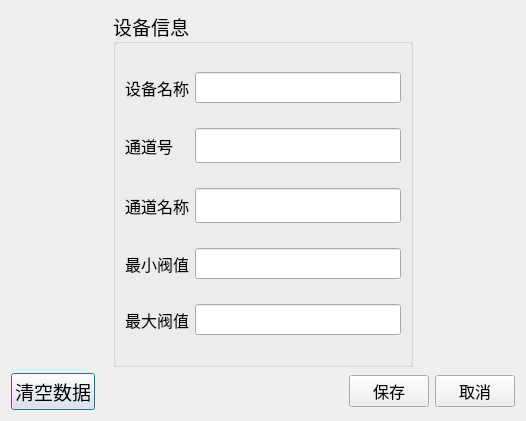
Before: the Qt Designer form dialogchanconfig.ui in byteman/bullet, drawn with Qt 5.
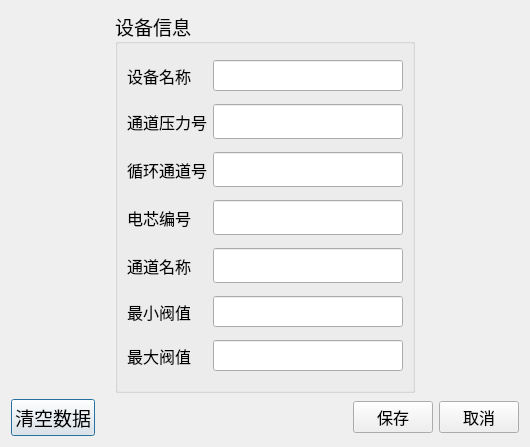
After: the same form once the commit is applied.

Patch:
```diff
--- a/dialogchanconfig.ui
+++ b/dialogchanconfig.ui
@@ -6,8 +6,8 @@
    <rect>
     <x>0</x>
     <y>0</y>
-    <width>526</width>
-    <height>421</height>
+    <width>530</width>
+    <height>447</height>
    </rect>
   </property>
   <property name="font">
@@ -53,7 +53,20 @@
         <string>设备信息</string>
        </property>
        <layout class="QGridLayout" name="gridLayout">
-        <item row="7" column="0">
+        <item row="6" column="0">
+         <widget class="QLabel" name="label_4">
+          <property name="font">
+           <font>
+            <family>微软雅黑</family>
+            <pointsize>12</pointsize>
+           </font>
+          </property>
+          <property name="text">
+           <string>最小阀值</string>
+          </property>
+         </widget>
+        </item>
+        <item row="9" column="0">
          <widget class="QLabel" name="label_3">
           <property name="font">
            <font>
@@ -66,6 +79,9 @@
           </property>
          </widget>
         </item>
+        <item row="4" column="1">
+         <widget class="QLineEdit" name="edtCellNo"/>
+        </item>
         <item row="1" column="1">
          <widget class="QLineEdit" name="edtDevName">
           <property name="minimumSize">
@@ -85,70 +101,6 @@
           </property>
          </widget>
         </item>
-        <item row="7" column="1">
-         <widget class="QLineEdit" name="edtMaxValue">
-          <property name="minimumSize">
-           <size>
-            <width>0</width>
-            <height>30</height>
-           </size>
-          </property>
-          <property name="font">
-           <font>
-            <family>微软雅黑</family>
-            <pointsize>12</pointsize>
-           </font>
-          </property>
-          <property name="text">
-           <string/>
-          </property>
-         </widget>
-        </item>
-        <item row="4" column="1">
-         <widget class="QLineEdit" name="edtMinValue">
-          <property name="minimumSize">
-           <size>
-            <width>0</width>
-            <height>30</height>
-           </size>
-          </property>
-          <property name="font">
-           <font>
-            <family>微软雅黑</family>
-            <pointsize>12</pointsize>
-           </font>
-          </property>
-          <property name="text">
-           <string/>
-          </property>
-         </widget>
-        </item>
-        <item row="1" column="0">
-         <widget class="QLabel" name="label_2">
-          <property name="font">
-           <font>
-            <family>微软雅黑</family>
-            <pointsize>12</pointsize>
-           </font>
-          </property>
-          <property name="text">
-           <string>设备名称</string>
-          </property>
-         </widget>
-        </item>
-        <item row="4" column="0">
-         <widget class="QLabel" name="label_4">
-          <property name="font">
-           <font>
-            <family>微软雅黑</family>
-            <pointsize>12</pointsize>
-           </font>
-          </property>
-          <property name="text">
-           <string>最小阀值</string>
-          </property>
-         </widget>
-        </item>
         <item row="2" column="1">
          <widget class="QLineEdit" name="edtChan">
           <property name="minimumSize">
@@ -168,6 +120,16 @@
           </property>
          </widget>
         </item>
+        <item row="5" column="1">
+         <widget class="QLineEdit" name="edtChanName">
+          <property name="font">
+           <font>
+            <weight>50</weight>
+            <bold>false</bold>
+           </font>
+          </property>
+         </widget>
+        </item>
         <item row="2" column="0">
          <widget class="QLabel" name="label">
           <property name="font">
@@ -177,11 +139,11 @@
            </font>
           </property>
           <property name="text">
-           <string>通道号</string>
+           <string>通道压力号</string>
           </property>
          </widget>
         </item>
-        <item row="3" column="0">
+        <item row="5" column="0">
          <widget class="QLabel" name="label_5">
           <property name="font">
            <font>
@@ -193,12 +155,87 @@
           </property>
          </widget>
         </item>
+        <item row="4" column="0">
+         <widget class="QLabel" name="label_6">
+          <property name="font">
+           <font>
+            <pointsize>12</pointsize>
+           </font>
+          </property>
+          <property name="text">
+           <string>电芯编号</string>
+          </property>
+         </widget>
+        </item>
+        <item row="9" column="1">
+         <widget class="QLineEdit" name="edtMaxValue">
+          <property name="minimumSize">
+           <size>
+            <width>0</width>
+            <height>30</height>
+           </size>
+          </property>
+          <property name="font">
+           <font>
+            <family>微软雅黑</family>
+            <pointsize>12</pointsize>
+           </font>
+          </property>
+          <property name="text">
+           <string/>
+          </property>
+         </widget>
+        </item>
+        <item row="1" column="0">
+         <widget class="QLabel" name="label_2">
+          <property name="font">
+           <font>
+            <family>微软雅黑</family>
+            <pointsize>12</pointsize>
+           </font>
+          </property>
+          <property name="text">
+           <string>设备名称</string>
+          </property>
+         </widget>
+        </item>
+        <item row="6" column="1">
+         <widget class="QLineEdit" name="edtMinValue">
+          <property name="minimumSize">
+           <size>
+            <width>0</width>
+            <height>30</height>
+           </size>
+          </property>
+          <property name="font">
+           <font>
+            <family>微软雅黑</family>
+            <pointsize>12</pointsize>
+           </font>
+          </property>
+          <property name="text">
+           <string/>
+          </property>
+         </widget>
+        </item>
+        <item row="3" column="0">
+         <widget class="QLabel" name="label_7">
+          <property name="font">
+           <font>
+            <pointsize>12</pointsize>
+           </font>
+          </property>
+          <property name="text">
+           <string>循环通道号</string>
+          </property>
+         </widget>
+        </item>
         <item row="3" column="1">
-         <widget class="QLineEdit" name="edtChanName">
+         <widget class="QLineEdit" name="edtCircle">
           <property name="font">
            <font>
-            <weight>50</weight>
-            <bold>false</bold>
+            <family>微软雅黑</family>
+            <pointsize>14</pointsize>
            </font>
           </property>
          </widget>
```
